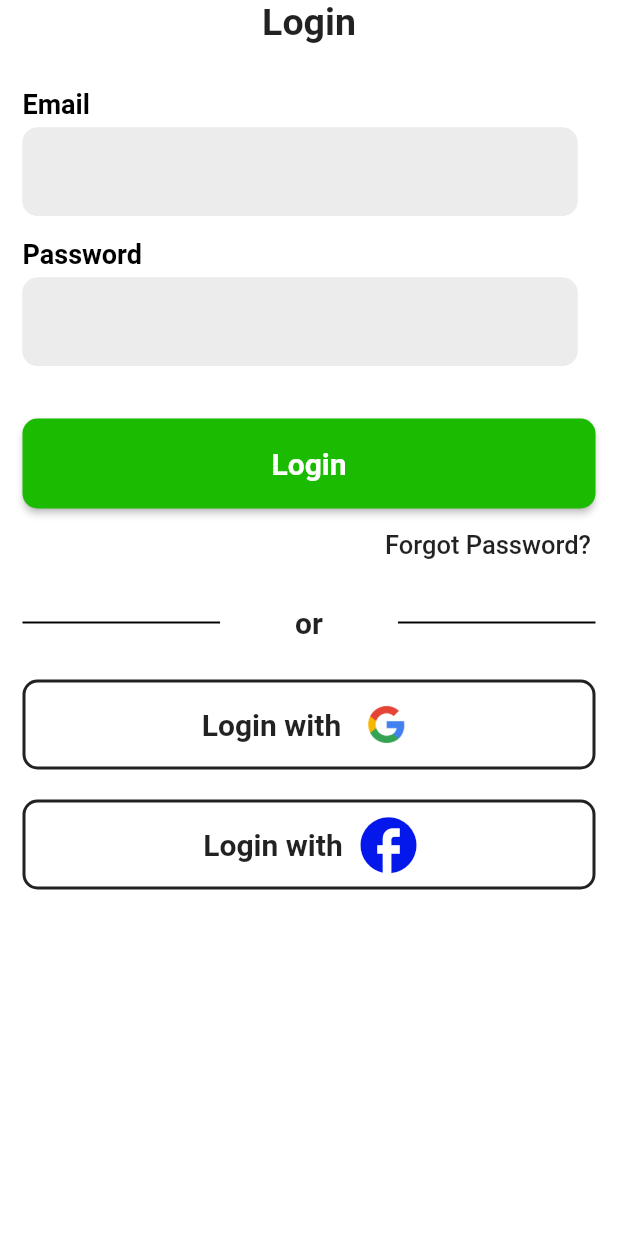
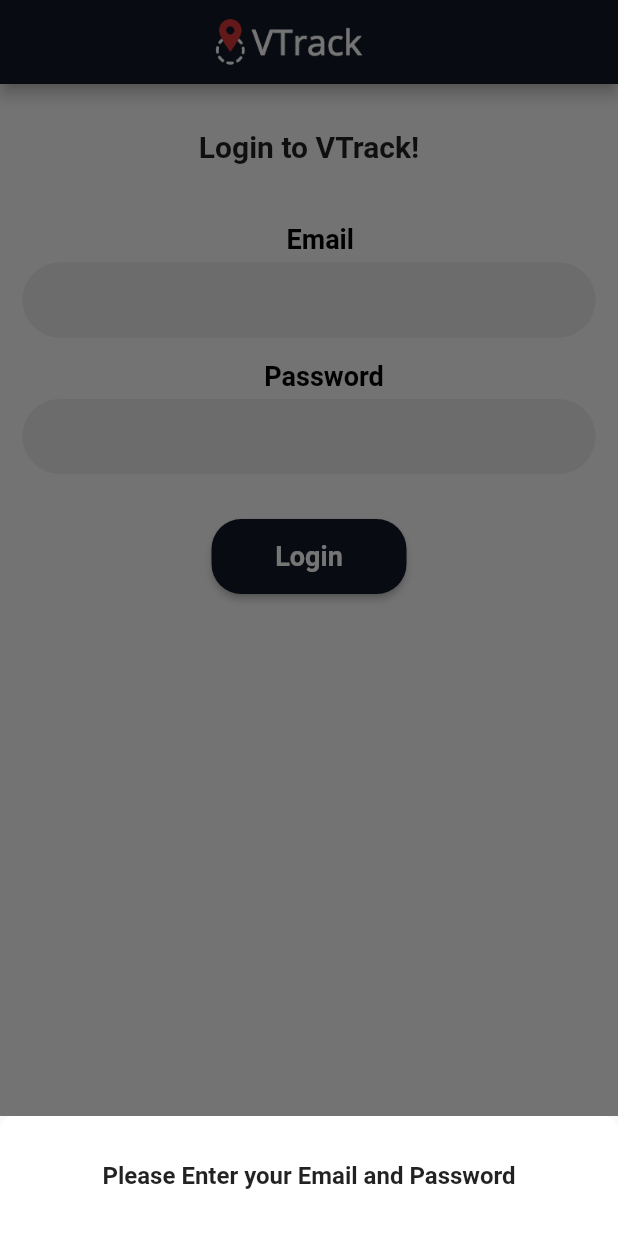
Before and after one commit to younisyousaf/final-year-project, a Flutter app: the Login screen opened directly, after a tap on "Login", on a phone screen of 412 x 824 dp. Run offline on Flutter 3.47's test engine with Material 2 defaults, Android fonts, the phone set to English and light mode, and no system bars; our stand-ins replace device_info, flutter_secure_storage, geolocator, google_maps_flutter, location, permission_handler and 1 more; missing offline and left inert: signalr_netcore; accounts and stored records are empty.

Commit message:
made some changes in design

```diff
--- a/vehicle_tracking_mobile_app/lib/location/location.dart
+++ b/vehicle_tracking_mobile_app/lib/location/location.dart
@@ -8,7 +8,8 @@ import 'dart:async';
 import 'dart:typed_data';
 import 'package:flutter/material.dart';
 import 'package:google_maps_flutter/google_maps_flutter.dart' as gm_flutter;
-import 'package:google_maps_flutter_web/google_maps_flutter_web.dart';
+import 'package:google_maps_flutter/google_maps_flutter.dart';
+// import 'package:google_maps_flutter_web/google_maps_flutter_web.dart';
 import 'package:location/location.dart';
 import 'package:permission_handler/permission_handler.dart' as perm;
 import 'package:signalr_netcore/signalr_client.dart';
@@ -86,7 +87,7 @@ class _LiveLocationState extends State<LiveLocation> {
     return Scaffold(
       appBar: AppBar(
         title: const Center(child: Text("Live Tracking\t\t")),
-        backgroundColor: const Color.fromARGB(255, 27, 187, 1),
+        backgroundColor: const Color.fromARGB(255, 31, 41, 55),
         leading: null,
       ),
       body: Column(
--- a/vehicle_tracking_mobile_app/lib/pages/login.dart
+++ b/vehicle_tracking_mobile_app/lib/pages/login.dart
@@ -1,4 +1,4 @@
-// ignore_for_file: prefer_const_literals_to_create_immutables, prefer_const_constructors, unused_local_variable, avoid_print, use_build_context_synchronously
+// ignore_for_file: use_build_context_synchronously
 
 import 'package:flutter/material.dart';
 import 'package:http/http.dart' as http;
@@ -10,7 +10,7 @@ import 'package:flutter_secure_storage/flutter_secure_storage.dart';
 const FlutterSecureStorage secureStorage = FlutterSecureStorage();
 
 class Login extends StatefulWidget {
-  const Login({super.key});
+  const Login({Key? key}) : super(key: key);
 
   @override
   State<Login> createState() => _LoginState();
@@ -19,6 +19,33 @@ class Login extends StatefulWidget {
 class _LoginState extends State<Login> {
   final _usernameController = TextEditingController();
   final _passwordController = TextEditingController();
+
+  void _showErrorBottomSheet(String errorMessage) {
+    showModalBottomSheet<void>(
+      context: context,
+      builder: (BuildContext context) {
+        return Container(
+          height: 80, // Set the desired height here
+          decoration: const BoxDecoration(
+            color: Colors.white,
+            borderRadius: BorderRadius.only(
+              topLeft: Radius.circular(10),
+              topRight: Radius.circular(10),
+            ),
+          ),
+          child: Center(
+            child: Text(
+              errorMessage,
+              style: const TextStyle(
+                fontSize: 16,
+                fontWeight: FontWeight.bold,
+              ),
+            ),
+          ),
+        );
+      },
+    );
+  }
 
   Future<void> loginWithPasswordGrantType() async {
     final username = _usernameController.text;
@@ -52,11 +79,15 @@ class _LoginState extends State<Login> {
         Navigator.push(
           context,
           MaterialPageRoute(
-            builder: (context) => StartTracking(),
+            builder: (context) => const StartTracking(),
           ),
         );
+      } else if (response.statusCode == 400) {
+        final Map<String, dynamic> errorResponse = json.decode(response.body);
+        final errorMessage = errorResponse['error_description'];
+        _showErrorBottomSheet(errorMessage);
       } else {
-        // Handle the error response
+        // Handle other error responses
         print('Error logging in with password grant type');
       }
     } catch (e) {
@@ -64,29 +95,78 @@ class _LoginState extends State<Login> {
     }
   }
 
+  bool validateEmail(String email) {
+    if (email.isEmpty) {
+      _showErrorBottomSheet('Please Enter Your Email');
+      return false;
+    }
+
+    if (!email.contains('@')) {
+      _showErrorBottomSheet('Invalid email');
+      return false;
+    }
+    return true;
+  }
+
+  bool validatePassword(String password) {
+    if (password.isEmpty) {
+      _showErrorBottomSheet('Please Enter Your Password');
+      return false;
+    }
+
+    return true;
+  }
+
+  void login() {
+    final email = _usernameController.text;
+    final password = _passwordController.text;
+
+    if (email.isEmpty && password.isEmpty) {
+      _showErrorBottomSheet('Please Enter your Email and Password');
+      return;
+    }
+
+    if (validateEmail(email) && validatePassword(password)) {
+      loginWithPasswordGrantType();
+    }
+  }
+
   @override
   Widget build(BuildContext context) {
     return Scaffold(
-      backgroundColor: Colors.white,
+      appBar: AppBar(
+        leading: null,
+        automaticallyImplyLeading: false,
+        title: Center(
+          child: Image.asset(
+            'assets/images/vtrack.png',
+            height: 40,
+          ),
+        ),
+        backgroundColor: const Color.fromARGB(255, 17, 24, 39),
+      ),
       body: ListView(
         children: [
-          Container(
-            alignment: Alignment.center,
-            child: Text(
-              "Login",
-              style: TextStyle(
-                fontSize: 25,
-                fontWeight: FontWeight.bold,
-              ),
-            ),
-          ),
           Column(
             mainAxisAlignment: MainAxisAlignment.spaceEvenly,
             crossAxisAlignment: CrossAxisAlignment.start,
             children: [
-              Padding(padding: EdgeInsets.all(15)),
+              const Padding(padding: EdgeInsets.all(15)),
+              const Center(
+                child: Text(
+                  "Login to VTrack!",
+                  style: TextStyle(
+                    fontSize: 20,
+                    fontWeight: FontWeight.w700,
+                  ),
+                ),
+              ),
+              const SizedBox(
+                height: 40,
+              ),
               Container(
-                margin: EdgeInsets.only(left: 15, bottom: 5),
+                margin: const EdgeInsets.only(left: 15, bottom: 5),
+                child: const Center(
                   child: Text(
                     "Email",
                     style: TextStyle(
@@ -96,47 +176,45 @@ class _LoginState extends State<Login> {
                     ),
                   ),
                 ),
+              ),
               SizedBox(
-                width: 400,
+                width: 445,
+                height: 50,
                 child: Container(
-                  margin: EdgeInsets.only(
+                  margin: const EdgeInsets.only(
                     left: 15,
                     right: 15,
                   ),
                   child: TextFormField(
+                    cursorColor: const Color.fromARGB(255, 31, 41, 55),
                     decoration: InputDecoration(
                       filled: true,
-                      fillColor: Color.fromRGBO(237, 236, 236, 1),
-                      // hintText: "Enter Your Email",
+                      fillColor: const Color.fromRGBO(237, 236, 236, 1),
                       enabledBorder: OutlineInputBorder(
-                        borderSide: BorderSide(
+                        borderSide: const BorderSide(
                           color: Color.fromRGBO(237, 236, 236, 1),
+                          width: 2,
                         ),
-                        borderRadius: BorderRadius.circular(10),
+                        borderRadius: BorderRadius.circular(30),
                       ),
                       focusedBorder: OutlineInputBorder(
-                        borderRadius: BorderRadius.circular(10),
-                        borderSide: BorderSide(
+                        borderRadius: BorderRadius.circular(30),
+                        borderSide: const BorderSide(
                           width: 2,
-                          color: Color.fromRGBO(237, 236, 236, 1),
+                          color: Color.fromARGB(255, 31, 41, 55),
                         ),
                       ),
                     ),
                     controller: _usernameController,
-                    validator: (value) {
-                      if (value!.isEmpty) {
-                        return 'Please enter the valid email';
-                      }
-                      return null;
-                    },
                   ),
                 ),
               ),
-              SizedBox(
+              const SizedBox(
                 height: 15,
               ),
               Container(
-                margin: EdgeInsets.only(left: 15, bottom: 5),
+                margin: const EdgeInsets.only(left: 20, bottom: 5),
+                child: const Center(
                   child: Text(
                     "Password",
                     style: TextStyle(
@@ -146,243 +224,69 @@ class _LoginState extends State<Login> {
                     ),
                   ),
                 ),
+              ),
               SizedBox(
-                width: 400,
+                width: 445,
+                height: 50,
                 child: Container(
-                  margin: EdgeInsets.only(
+                  margin: const EdgeInsets.only(
                     left: 15,
                     right: 15,
                   ),
                   child: TextFormField(
                     obscureText: true,
+                    cursorColor: const Color.fromARGB(255, 31, 41, 55),
                     decoration: InputDecoration(
                       filled: true,
-                      fillColor: Color.fromRGBO(237, 236, 236, 1),
-                      // hintText: "Enter Your Password",
+                      fillColor: const Color.fromRGBO(237, 236, 236, 1),
                       enabledBorder: OutlineInputBorder(
-                        borderRadius: BorderRadius.circular(10),
-                        borderSide: BorderSide(
+                        borderRadius: BorderRadius.circular(30),
+                        borderSide: const BorderSide(
                           width: 2,
                           color: Color.fromRGBO(237, 236, 236, 1),
                         ),
                       ),
                       focusedBorder: OutlineInputBorder(
-                        borderRadius: BorderRadius.circular(10),
-                        borderSide: BorderSide(
+                        borderRadius: BorderRadius.circular(30),
+                        borderSide: const BorderSide(
                           width: 2,
-                          color: Color.fromRGBO(237, 236, 236, 1),
+                          color: Color.fromARGB(255, 31, 41, 55),
                         ),
                       ),
                     ),
                     controller: _passwordController,
-                    validator: (value) {
-                      if (value!.isEmpty) {
-                        return 'Please enter the password';
-                      }
-                      return null;
-                    },
                   ),
                 ),
               ),
-              SizedBox(
-                height: 35,
-              ),
-              Container(
-                width: 385,
-                height: 60,
-                margin: EdgeInsets.only(
-                  left: 15,
-                  right: 15,
-                ),
-                child: ElevatedButton(
-                  style: ElevatedButton.styleFrom(
-                    backgroundColor: Color.fromARGB(255, 27, 187, 1),
-                    shape: RoundedRectangleBorder(
-                      borderRadius: BorderRadius.circular(10),
-                    ),
-                  ),
-                  onPressed: () async {
-                    await loginWithPasswordGrantType();
-                  },
-                  child: Text(
-                    "Login",
-                    textAlign: TextAlign.center,
-                    style: TextStyle(fontSize: 20, fontWeight: FontWeight.bold),
-                  ),
-                ),
+              const SizedBox(
+                height: 30,
               ),
               Row(
-                mainAxisAlignment: MainAxisAlignment.end,
+                mainAxisAlignment: MainAxisAlignment.center,
                 children: [
-                  TextButton(
-                    onPressed: () {},
-                    child: Container(
-                      margin: EdgeInsets.only(right: 10),
-                      child: Text(
-                        "Forgot Password?",
+                  SizedBox(
+                    width: 130,
+                    height: 50,
+                    child: ElevatedButton(
+                      onPressed: login,
+                      style: ElevatedButton.styleFrom(
+                        shape: RoundedRectangleBorder(
+                          borderRadius: BorderRadius.circular(20),
+                        ),
+                        backgroundColor: const Color.fromARGB(255, 17, 24, 39),
+                      ),
+                      child: const Text(
+                        "Login",
                         style: TextStyle(
-                          color: Colors.black87,
-                          fontSize: 17,
+                          color: Colors.white,
+                          fontSize: 18,
+                          fontWeight: FontWeight.bold,
                         ),
                       ),
                     ),
                   ),
                 ],
               ),
-              SizedBox(
-                height: 10,
-              ),
-              Row(
-                children: <Widget>[
-                  Expanded(
-                    child: Container(
-                      margin: const EdgeInsets.only(left: 15.0, right: 50.0),
-                      child: Divider(
-                        color: Colors.black,
-                        height: 36,
-                        thickness: 1.3,
-                      ),
-                    ),
-                  ),
-                  Text(
-                    "or",
-                    style: TextStyle(
-                      fontSize: 20,
-                      fontWeight: FontWeight.w600,
-                    ),
-                  ),
-                  Expanded(
-                    child: Container(
-                      margin: const EdgeInsets.only(left: 50.0, right: 15.0),
-                      child: Divider(
-                        color: Colors.black,
-                        height: 36,
-                        thickness: 1.3,
-                      ),
-                    ),
-                  ),
-                ],
-              ),
-              SizedBox(
-                height: 10,
-              ),
-              Container(
-                width: 385,
-                height: 60,
-                margin:
-                    EdgeInsets.only(top: 10, bottom: 10, left: 15, right: 15),
-                child: Directionality(
-                  textDirection: TextDirection.ltr,
-                  child: OutlinedButton(
-                    onPressed: null,
-                    style: OutlinedButton.styleFrom(
-                      shape: RoundedRectangleBorder(
-                        borderRadius: BorderRadius.circular(10),
-                      ),
-                      side: BorderSide(
-                        width: 2.0,
-                        color: Colors.black87,
-                      ),
-                    ),
-                    child: Row(
-                      mainAxisAlignment: MainAxisAlignment.center,
-                      children: [
-                        Text(
-                          "Login with",
-                          style: TextStyle(
-                            color: Colors.black87,
-                            fontSize: 20,
-                            fontWeight: FontWeight.w600,
-                          ),
-                        ),
-                        Container(
-                            margin:
-                                EdgeInsets.only(bottom: 10, top: 10, left: 10),
-                            child:
-                                Image.asset('assets/images/Google_logo.png')),
-                      ],
-                    ),
-                  ),
-                ),
-              ),
-              Container(
-                width: 385,
-                height: 60,
-                margin:
-                    EdgeInsets.only(top: 10, bottom: 10, left: 15, right: 15),
-                child: Directionality(
-                  textDirection: TextDirection.ltr,
-                  child: OutlinedButton(
-                    onPressed: null,
-                    style: OutlinedButton.styleFrom(
-                      shape: RoundedRectangleBorder(
-                        borderRadius: BorderRadius.circular(10),
-                      ),
-                      side: BorderSide(
-                        width: 2.0,
-                        color: Colors.black87,
-                      ),
-                    ),
-                    child: Row(
-                      mainAxisAlignment: MainAxisAlignment.center,
-                      children: [
-                        Text(
-                          "Login with",
-                          style: TextStyle(
-                            color: Colors.black87,
-                            fontSize: 20,
-                            fontWeight: FontWeight.w600,
-                          ),
-                        ),
-                        Container(
-                          margin: EdgeInsets.only(bottom: 25),
-                          child: IconButton(
-                            icon: Icon(
-                              Icons.facebook_sharp,
-                              color: Color.fromARGB(255, 5, 24, 236),
-                              size: 45.0,
-                            ),
-                            onPressed: () {},
-                          ),
-                        ),
-                      ],
-                    ),
-                  ),
-                ),
-              ),
-              // Container(
-              //   margin: EdgeInsets.only(top: 30),
-              //   child: Row(
-              //     mainAxisAlignment: MainAxisAlignment.center,
-              //     children: [
-              //       Text(
-              //         "Don't Have an Account?",
-              //         style: TextStyle(
-              //           fontSize: 20,
-              //           color: Colors.black,
-              //           fontWeight: FontWeight.w500,
-              //         ),
-              //       ),
-              //       TextButton(
-              //         onPressed: () {
-              //           Navigator.push(
-              //             context,
-              //             MaterialPageRoute(
-              //               builder: (context) => Signup(),
-              //             ),
-              //           );
-              //         },
-              //         child: Text(
-              //           "Signup",
-              //           style: TextStyle(
-              //               color: Color.fromARGB(255, 27, 187, 1),
-              //               fontSize: 20,
-              //               fontWeight: FontWeight.w900),
-              //         ),
-              //       ),
-              //     ],
-              //   ),
-              // ),
             ],
           ),
         ],
--- a/vehicle_tracking_mobile_app/pubspec.yaml
+++ b/vehicle_tracking_mobile_app/pubspec.yaml
@@ -48,7 +48,8 @@ dependencies:
   flutter_secure_storage: ^8.0.0
   socket_io_client: any
   device_info: ^2.0.2
-  geolocator: ^7.7.0
+  geolocator: ^9.0.2
+
 
   # The following adds the Cupertino Icons font to your application.
   # Use with the CupertinoIcons class for iOS style icons.
@@ -56,7 +57,7 @@ dependencies:
   flutter_map: ^4.0.0
   geojson_vi: ^2.0.7
   location: ^4.3.0
-  intl: ^0.17.0
+  intl: ^0.18.1
   signalr_netcore: ^1.3.3
 
 dev_dependencies:
```
Also changed, not shown: vehicle_tracking_mobile_app/lib/pages/start_tracking.dart (+54 -12 lines), vehicle_tracking_mobile_app/lib/screens/splashScreen.dart (+11 -11 lines), vehicle_tracking_mobile_app/assets/images/Car.png, vehicle_tracking_mobile_app/assets/images/Google-logo.png (deleted), vehicle_tracking_mobile_app/assets/images/Google_logo.png (deleted), vehicle_tracking_mobile_app/assets/images/HD-wallpaper-world-map-design-world-map.jpg (added), vehicle_tracking_mobile_app/assets/images/background_map.jpg (added), vehicle_tracking_mobile_app/assets/images/distance.png (deleted), vehicle_tracking_mobile_app/assets/images/profile.jpeg (deleted), vehicle_tracking_mobile_app/assets/images/vtrack-white.png (added), vehicle_tracking_mobile_app/assets/images/vtrack.png (added), vehicle_tracking_mobile_app/pubspec.lock, 7 other files. Lines whose indentation alone changed are shown as unchanged.
